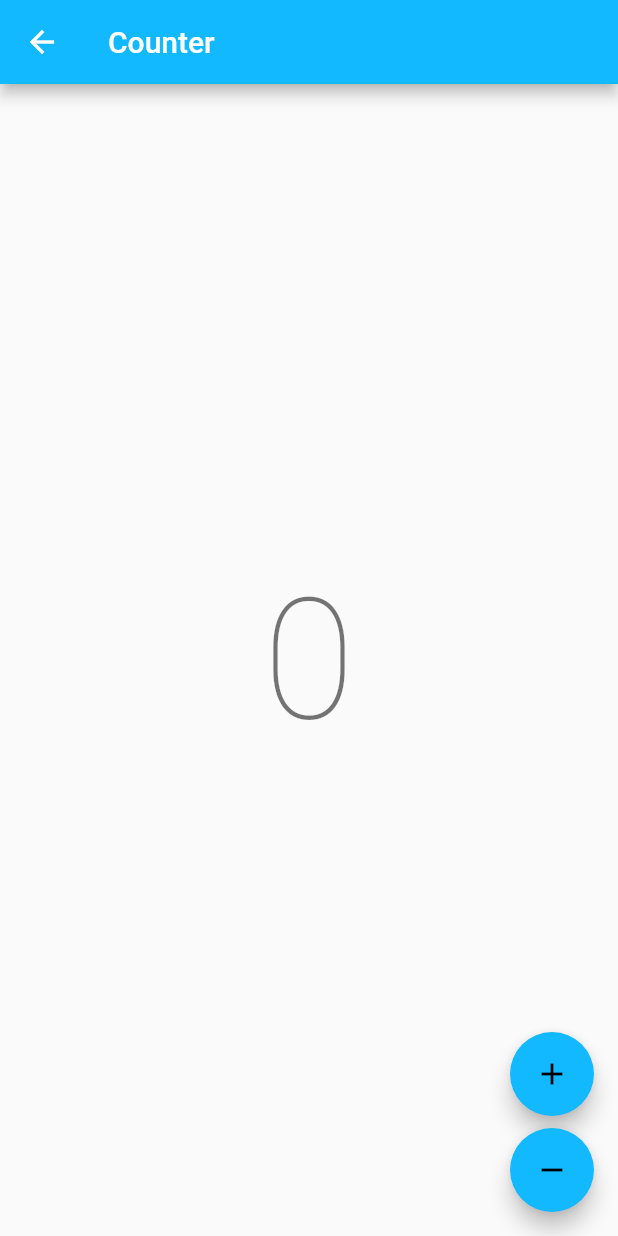
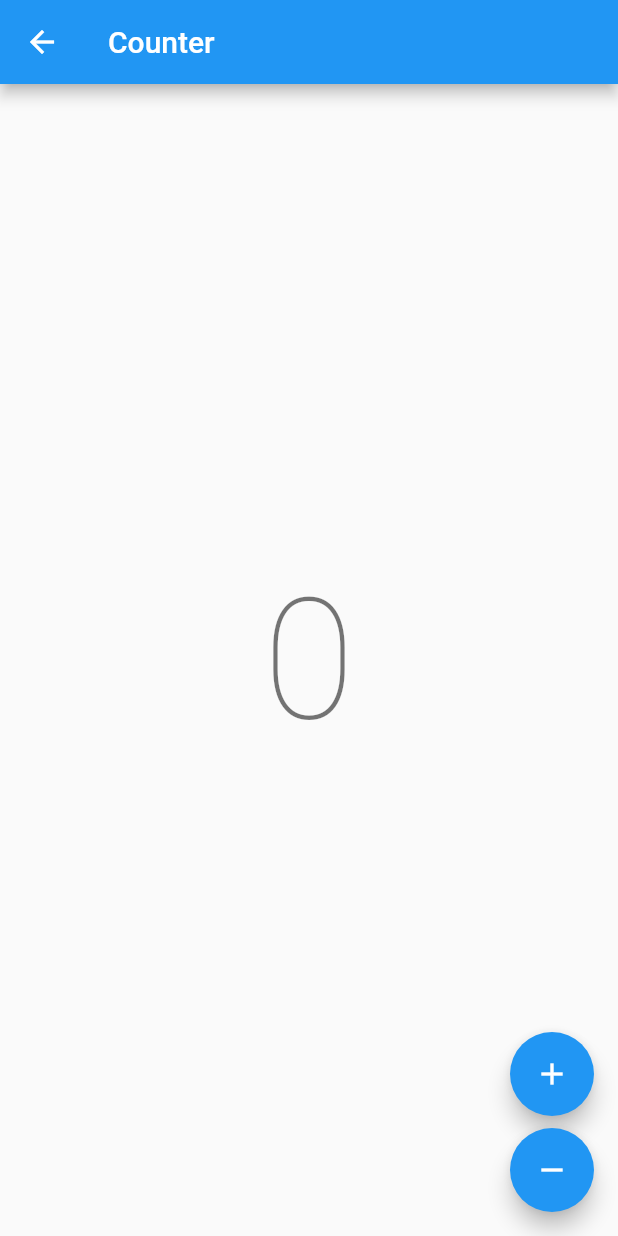
Before and after one commit to muhammadmateen027/github_issues, a Flutter app: the CounterView screen opened directly, on a phone screen of 412 x 824 dp. Run offline on Flutter 3.47's test engine with Material 2 defaults, Android fonts, the phone set to English and light mode, and no system bars; our stand-ins replace animated_theme_switcher, bloc, bot_toast, dio, equatable, flutter_bloc and 7 more; generated files the repository leaves out were written again; statements that could not run were skipped.

Commit message:
Add theme switcher to change theme

```diff
--- /dev/null
+++ b/lib/app/theme_config.dart
@@ -0,0 +1,14 @@
+import 'package:flutter/material.dart';
+
+ThemeData lightTheme = ThemeData.light().copyWith(
+  colorScheme: ThemeData.light().colorScheme.copyWith(
+        background: Colors.white,
+        onBackground: Colors.black12,
+      ),
+);
+
+ThemeData darkTheme = ThemeData.dark().copyWith(
+  colorScheme: ThemeData.dark().colorScheme.copyWith(
+        onBackground: Colors.black12,
+      ),
+);
--- a/pubspec.yaml
+++ b/pubspec.yaml
@@ -19,6 +19,7 @@ dependencies:
   freezed_annotation:
   json_serializable:
 
+  animated_theme_switcher:
   flutter_staggered_animations: ^1.0.0
   bot_toast: ^4.0.1
   bloc: ^7.0.0
```
Also changed, not shown: lib/app/app.dart (+14 -5 lines), lib/github/pages/issues/components/issue_item.dart (+13 -10 lines), lib/github/pages/issues/issues.dart (+27 -3 lines), pubspec.lock.
